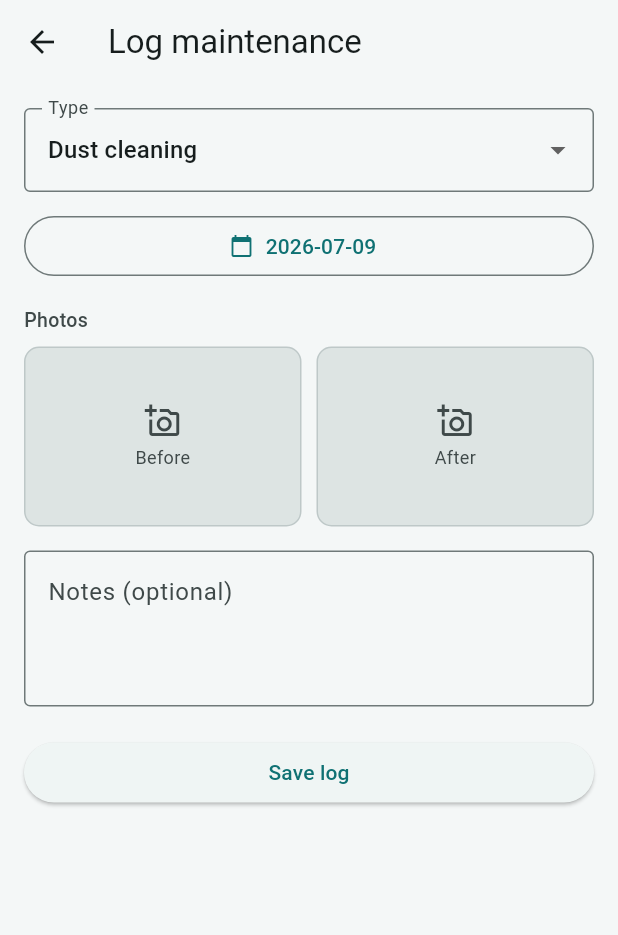
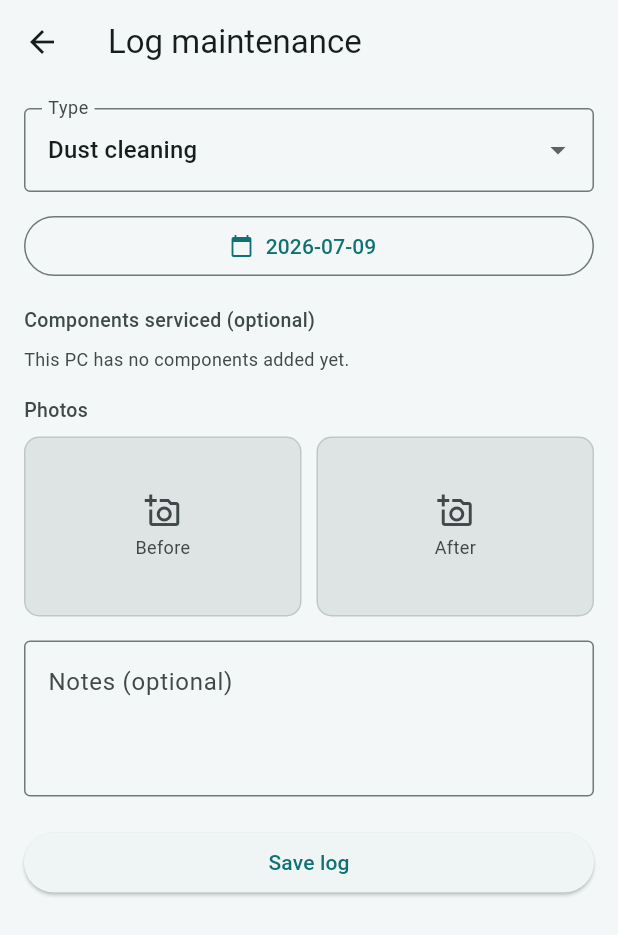
Before and after one commit to abi-cache/RigKeeper, a Flutter app: the AddMaintenanceLogScreen screen opened directly with empty values, on a phone screen of 412 x 824 dp. Shown: the top 935 px of the screen. Run offline on Flutter 3.47's test engine with Material 3 defaults, Android fonts, the phone set to English and light mode, and no system bars; our stand-ins replace image_picker, supabase_flutter; accounts and stored records are empty.

Commit message:
Add component selection feature to AddMaintenanceLogScreen

```diff
--- a/lib/screens/add_maintenance_log_screen.dart
+++ b/lib/screens/add_maintenance_log_screen.dart
@@ -4,6 +4,7 @@ import 'package:image_picker/image_picker.dart';
 import 'package:supabase_flutter/supabase_flutter.dart';
 import '../main.dart';
 import '../models/maintenance_log.dart';
+import '../models/component.dart';
 
 class AddMaintenanceLogScreen extends StatefulWidget {
   final String pcId;
@@ -30,6 +31,32 @@ class _AddMaintenanceLogScreenState extends State<AddMaintenanceLogScreen> {
   Uint8List? _afterBytes;
 
   final _picker = ImagePicker();
+
+  // Which components (from this PC) the user marks as "serviced" in
+  // this session. Matches the original brief's "Components serviced"
+  // field on each maintenance log.
+  List<Component> _availableComponents = [];
+  final Set<String> _selectedComponentIds = {};
+  bool _loadingComponents = true;
+
+  @override
+  void initState() {
+    super.initState();
+    _loadComponents();
+  }
+
+  Future<void> _loadComponents() async {
+    final rows = await supabase
+        .from('components')
+        .select()
+        .eq('pc_id', widget.pcId)
+        .order('name');
+    setState(() {
+      _availableComponents =
+          rows.map((row) => Component.fromMap(row)).toList();
+      _loadingComponents = false;
+    });
+  }
 
   Future<void> _pickImage(bool isBefore) async {
     final picked = await _picker.pickImage(
@@ -95,7 +122,12 @@ class _AddMaintenanceLogScreenState extends State<AddMaintenanceLogScreen> {
         afterUrl = await _uploadPhoto(_afterBytes!, 'after');
       }
 
-      await supabase.from('maintenance_logs').insert({
+      // .select() on insert returns the inserted row(s) back, which
+      // is how we get the new log's id to link components to it
+      // right after — Supabase doesn't hand back an id otherwise.
+      final inserted = await supabase
+          .from('maintenance_logs')
+          .insert({
             'pc_id': widget.pcId,
             'log_date': _date.toIso8601String().split('T').first,
             'type': _type,
@@ -104,7 +136,22 @@ class _AddMaintenanceLogScreenState extends State<AddMaintenanceLogScreen> {
                 : _notesController.text.trim(),
             'before_photo_url': beforeUrl,
             'after_photo_url': afterUrl,
-      });
+          })
+          .select()
+          .single();
+
+      final logId = inserted['id'] as String;
+
+      if (_selectedComponentIds.isNotEmpty) {
+        await supabase.from('maintenance_log_components').insert(
+              _selectedComponentIds
+                  .map((componentId) => {
+                        'log_id': logId,
+                        'component_id': componentId,
+                      })
+                  .toList(),
+            );
+      }
 
       if (mounted) {
         Navigator.pop(context, true);
@@ -187,6 +234,46 @@ class _AddMaintenanceLogScreenState extends State<AddMaintenanceLogScreen> {
               ),
             ),
             const SizedBox(height: 16),
+            Text('Components serviced (optional)',
+                style: TextStyle(
+                    fontSize: 13,
+                    fontWeight: FontWeight.w500,
+                    color: Theme.of(context).colorScheme.onSurfaceVariant)),
+            const SizedBox(height: 8),
+            if (_loadingComponents)
+              const Padding(
+                padding: EdgeInsets.symmetric(vertical: 8),
+                child: Center(child: CircularProgressIndicator()),
+              )
+            else if (_availableComponents.isEmpty)
+              Text(
+                'This PC has no components added yet.',
+                style: TextStyle(
+                    fontSize: 12,
+                    color: Theme.of(context).colorScheme.onSurfaceVariant),
+              )
+            else
+              Wrap(
+                spacing: 8,
+                runSpacing: 8,
+                children: _availableComponents.map((c) {
+                  final selected = _selectedComponentIds.contains(c.id);
+                  return FilterChip(
+                    label: Text(c.name),
+                    selected: selected,
+                    onSelected: (value) {
+                      setState(() {
+                        if (value) {
+                          _selectedComponentIds.add(c.id);
+                        } else {
+                          _selectedComponentIds.remove(c.id);
+                        }
+                      });
+                    },
+                  );
+                }).toList(),
+              ),
+            const SizedBox(height: 16),
             Text('Photos',
                 style: TextStyle(
                     fontSize: 13,
```
Lines whose indentation alone changed are shown as unchanged.
